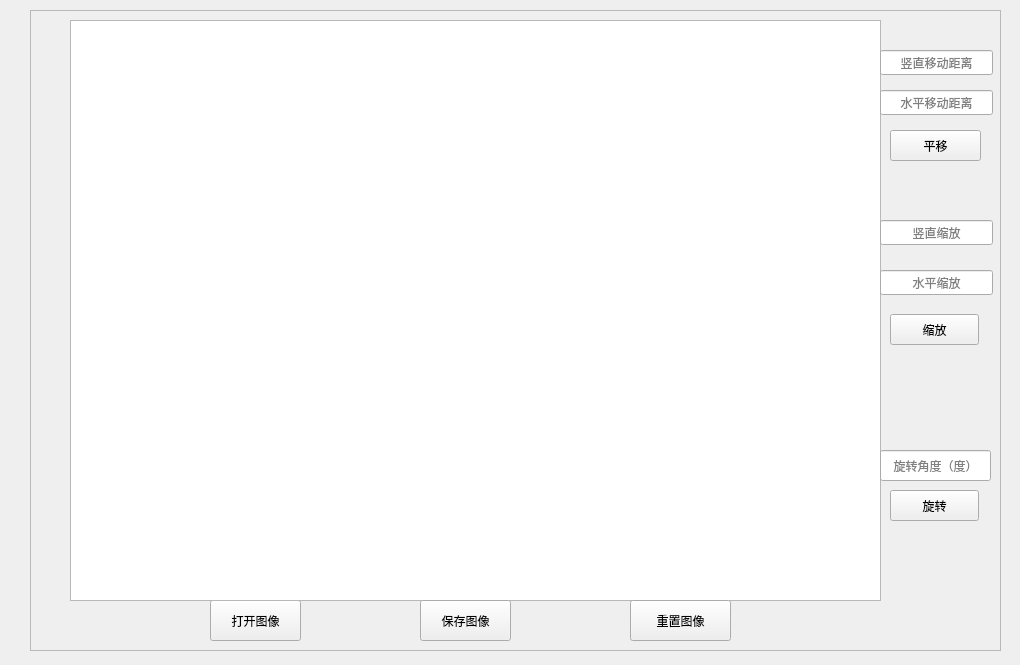
Old version of the form QT/image/mainwindow.ui in the repository wyyadd/practice.
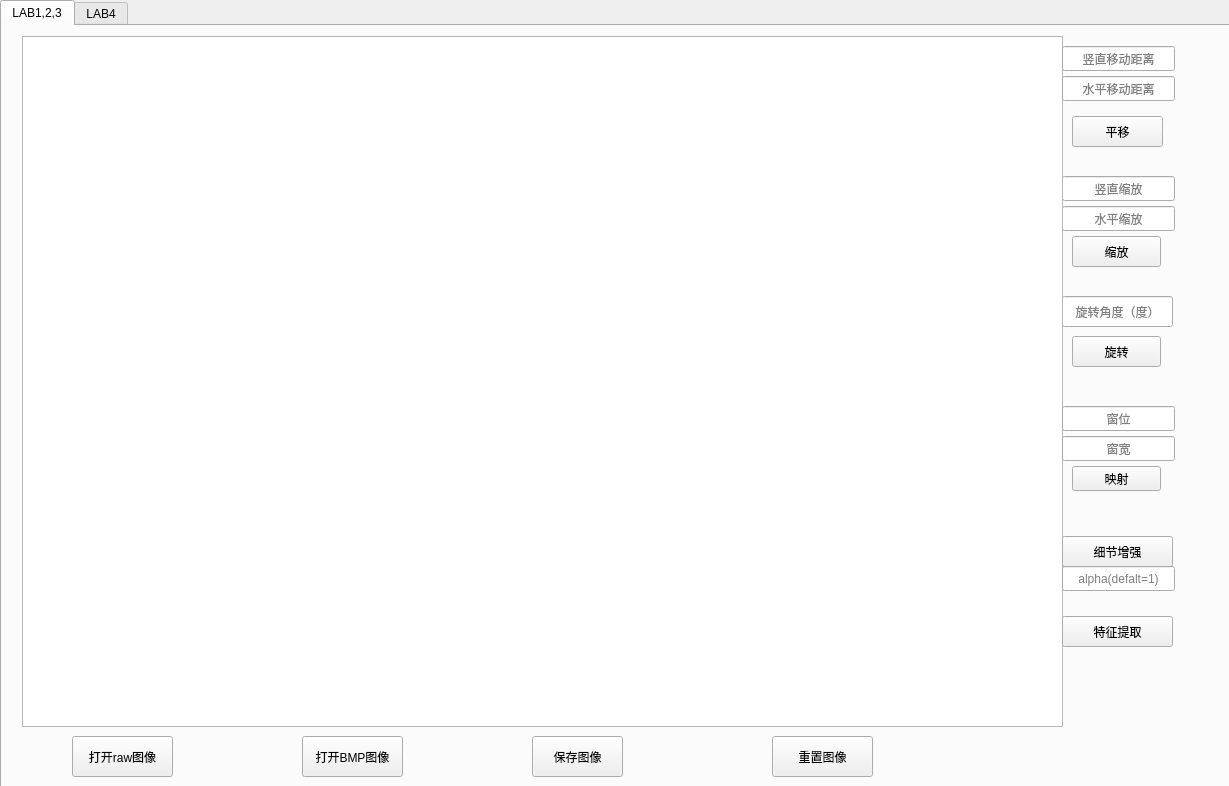
New version of the form.

Patch:
```diff
--- a/QT/image/mainwindow.ui
+++ b/QT/image/mainwindow.ui
@@ -6,8 +6,8 @@
    <rect>
     <x>0</x>
     <y>0</y>
-    <width>1020</width>
-    <height>665</height>
+    <width>1229</width>
+    <height>786</height>
    </rect>
   </property>
   <property name="windowTitle">
@@ -17,78 +17,27 @@
    <enum>Qt::LeftToRight</enum>
   </property>
   <widget class="QWidget" name="centralwidget">
-   <widget class="QFrame" name="frame">
+   <widget class="QTabWidget" name="tabWidget">
     <property name="geometry">
      <rect>
-      <x>30</x>
-      <y>10</y>
-      <width>971</width>
-      <height>641</height>
+      <x>0</x>
+      <y>0</y>
+      <width>1231</width>
+      <height>791</height>
      </rect>
     </property>
-    <property name="frameShape">
-     <enum>QFrame::StyledPanel</enum>
+    <property name="currentIndex">
+     <number>0</number>
     </property>
-    <property name="frameShadow">
-     <enum>QFrame::Raised</enum>
-    </property>
-    <widget class="QPushButton" name="pushButton">
-     <property name="geometry">
-      <rect>
-       <x>180</x>
-       <y>590</y>
-       <width>91</width>
-       <height>41</height>
-      </rect>
-     </property>
-     <property name="text">
-      <string>打开图像</string>
-     </property>
-    </widget>
-    <widget class="QGraphicsView" name="graphicsView">
-     <property name="geometry">
-      <rect>
-       <x>40</x>
-       <y>10</y>
-       <width>811</width>
-       <height>581</height>
-      </rect>
-     </property>
-     <property name="autoFillBackground">
-      <bool>true</bool>
-     </property>
-    </widget>
-    <widget class="QPushButton" name="pushButton_2">
-     <property name="geometry">
-      <rect>
-       <x>390</x>
-       <y>590</y>
-       <width>91</width>
-       <height>41</height>
-      </rect>
-     </property>
-     <property name="text">
-      <string>保存图像</string>
-     </property>
-    </widget>
-    <widget class="QPushButton" name="pushButton_3">
-     <property name="geometry">
-      <rect>
-       <x>600</x>
-       <y>590</y>
-       <width>101</width>
-       <height>41</height>
-      </rect>
-     </property>
-     <property name="text">
-      <string>重置图像</string>
-     </property>
-    </widget>
+    <widget class="QWidget" name="tab">
+     <attribute name="title">
+      <string>LAB1,2,3</string>
+     </attribute>
     <widget class="QPushButton" name="pushButton_4">
      <property name="geometry">
       <rect>
-       <x>860</x>
-       <y>304</y>
+        <x>1070</x>
+        <y>210</y>
        <width>89</width>
        <height>31</height>
       </rect>
@@ -97,24 +46,11 @@
       <string>缩放</string>
      </property>
     </widget>
-    <widget class="QPushButton" name="pushButton_5">
-     <property name="geometry">
-      <rect>
-       <x>860</x>
-       <y>480</y>
-       <width>89</width>
-       <height>31</height>
-      </rect>
-     </property>
-     <property name="text">
-      <string>旋转</string>
-     </property>
-    </widget>
     <widget class="QPushButton" name="pushButton_6">
      <property name="geometry">
       <rect>
-       <x>860</x>
-       <y>120</y>
+        <x>1070</x>
+        <y>90</y>
        <width>91</width>
        <height>31</height>
       </rect>
@@ -123,43 +59,11 @@
       <string>平移</string>
      </property>
     </widget>
-    <widget class="QLineEdit" name="lineEdit">
-     <property name="geometry">
-      <rect>
-       <x>850</x>
-       <y>40</y>
-       <width>113</width>
-       <height>25</height>
-      </rect>
-     </property>
-     <property name="alignment">
-      <set>Qt::AlignCenter</set>
-     </property>
-     <property name="placeholderText">
-      <string>竖直移动距离</string>
-     </property>
-    </widget>
-    <widget class="QLineEdit" name="lineEdit_2">
-     <property name="geometry">
-      <rect>
-       <x>850</x>
-       <y>80</y>
-       <width>113</width>
-       <height>25</height>
-      </rect>
-     </property>
-     <property name="alignment">
-      <set>Qt::AlignCenter</set>
-     </property>
-     <property name="placeholderText">
-      <string>水平移动距离</string>
-     </property>
-    </widget>
     <widget class="QLineEdit" name="lineEdit_3">
      <property name="geometry">
       <rect>
-       <x>850</x>
-       <y>210</y>
+        <x>1060</x>
+        <y>150</y>
        <width>113</width>
        <height>25</height>
       </rect>
@@ -180,11 +84,24 @@
       <string>竖直缩放</string>
      </property>
     </widget>
+     <widget class="QPushButton" name="pushButton">
+      <property name="geometry">
+       <rect>
+        <x>300</x>
+        <y>710</y>
+        <width>101</width>
+        <height>41</height>
+       </rect>
+      </property>
+      <property name="text">
+       <string>打开BMP图像</string>
+      </property>
+     </widget>
     <widget class="QLineEdit" name="lineEdit_4">
      <property name="geometry">
       <rect>
-       <x>850</x>
-       <y>260</y>
+        <x>1060</x>
+        <y>180</y>
        <width>113</width>
        <height>25</height>
       </rect>
@@ -202,8 +119,8 @@
     <widget class="QLineEdit" name="lineEdit_5">
      <property name="geometry">
       <rect>
-       <x>850</x>
-       <y>440</y>
+        <x>1060</x>
+        <y>270</y>
        <width>111</width>
        <height>31</height>
       </rect>
@@ -220,6 +137,212 @@
      <property name="clearButtonEnabled">
       <bool>false</bool>
      </property>
+     </widget>
+     <widget class="QPushButton" name="pushButton_3">
+      <property name="geometry">
+       <rect>
+        <x>770</x>
+        <y>710</y>
+        <width>101</width>
+        <height>41</height>
+       </rect>
+      </property>
+      <property name="text">
+       <string>重置图像</string>
+      </property>
+     </widget>
+     <widget class="QPushButton" name="pushButton_5">
+      <property name="geometry">
+       <rect>
+        <x>1070</x>
+        <y>310</y>
+        <width>89</width>
+        <height>31</height>
+       </rect>
+      </property>
+      <property name="text">
+       <string>旋转</string>
+      </property>
+     </widget>
+     <widget class="QGraphicsView" name="graphicsView">
+      <property name="geometry">
+       <rect>
+        <x>20</x>
+        <y>10</y>
+        <width>1041</width>
+        <height>691</height>
+       </rect>
+      </property>
+      <property name="autoFillBackground">
+       <bool>true</bool>
+      </property>
+     </widget>
+     <widget class="QPushButton" name="pushButton_2">
+      <property name="geometry">
+       <rect>
+        <x>530</x>
+        <y>710</y>
+        <width>91</width>
+        <height>41</height>
+       </rect>
+      </property>
+      <property name="text">
+       <string>保存图像</string>
+      </property>
+     </widget>
+     <widget class="QLineEdit" name="lineEdit_2">
+      <property name="geometry">
+       <rect>
+        <x>1060</x>
+        <y>50</y>
+        <width>113</width>
+        <height>25</height>
+       </rect>
+      </property>
+      <property name="alignment">
+       <set>Qt::AlignCenter</set>
+      </property>
+      <property name="placeholderText">
+       <string>水平移动距离</string>
+      </property>
+     </widget>
+     <widget class="QLineEdit" name="lineEdit">
+      <property name="geometry">
+       <rect>
+        <x>1060</x>
+        <y>20</y>
+        <width>113</width>
+        <height>25</height>
+       </rect>
+      </property>
+      <property name="alignment">
+       <set>Qt::AlignCenter</set>
+      </property>
+      <property name="placeholderText">
+       <string>竖直移动距离</string>
+      </property>
+     </widget>
+     <widget class="QPushButton" name="pushButton_7">
+      <property name="geometry">
+       <rect>
+        <x>70</x>
+        <y>710</y>
+        <width>101</width>
+        <height>41</height>
+       </rect>
+      </property>
+      <property name="text">
+       <string>打开raw图像</string>
+      </property>
+     </widget>
+     <widget class="QLineEdit" name="lineEdit_6">
+      <property name="geometry">
+       <rect>
+        <x>1060</x>
+        <y>380</y>
+        <width>113</width>
+        <height>25</height>
+       </rect>
+      </property>
+      <property name="inputMask">
+       <string/>
+      </property>
+      <property name="alignment">
+       <set>Qt::AlignCenter</set>
+      </property>
+      <property name="placeholderText">
+       <string>窗位</string>
+      </property>
+     </widget>
+     <widget class="QLineEdit" name="lineEdit_7">
+      <property name="geometry">
+       <rect>
+        <x>1060</x>
+        <y>410</y>
+        <width>113</width>
+        <height>25</height>
+       </rect>
+      </property>
+      <property name="alignment">
+       <set>Qt::AlignCenter</set>
+      </property>
+      <property name="placeholderText">
+       <string>窗宽</string>
+      </property>
+     </widget>
+     <widget class="QPushButton" name="pushButton_8">
+      <property name="geometry">
+       <rect>
+        <x>1070</x>
+        <y>440</y>
+        <width>89</width>
+        <height>25</height>
+       </rect>
+      </property>
+      <property name="text">
+       <string>映射</string>
+      </property>
+     </widget>
+     <widget class="QPushButton" name="pushButton_9">
+      <property name="geometry">
+       <rect>
+        <x>1060</x>
+        <y>510</y>
+        <width>111</width>
+        <height>31</height>
+       </rect>
+      </property>
+      <property name="text">
+       <string>细节增强</string>
+      </property>
+     </widget>
+     <widget class="QLineEdit" name="lineEdit_8">
+      <property name="geometry">
+       <rect>
+        <x>1060</x>
+        <y>540</y>
+        <width>113</width>
+        <height>25</height>
+       </rect>
+      </property>
+      <property name="alignment">
+       <set>Qt::AlignCenter</set>
+      </property>
+      <property name="placeholderText">
+       <string>alpha(defalt=1)</string>
+      </property>
+     </widget>
+     <widget class="QPushButton" name="pushButton_10">
+      <property name="geometry">
+       <rect>
+        <x>1060</x>
+        <y>590</y>
+        <width>111</width>
+        <height>31</height>
+       </rect>
+      </property>
+      <property name="text">
+       <string>特征提取</string>
+      </property>
+     </widget>
+    </widget>
+    <widget class="QWidget" name="tab_2">
+     <attribute name="title">
+      <string>LAB4</string>
+     </attribute>
+     <widget class="QGraphicsView" name="graphicsView_2">
+      <property name="geometry">
+       <rect>
+        <x>60</x>
+        <y>10</y>
+        <width>881</width>
+        <height>591</height>
+       </rect>
+      </property>
+      <property name="autoFillBackground">
+       <bool>true</bool>
+      </property>
+     </widget>
     </widget>
    </widget>
   </widget>
```
Left out of the diff: 2 changed lines with no effect on the pictures. Lines whose indentation alone changed are shown as unchanged.
